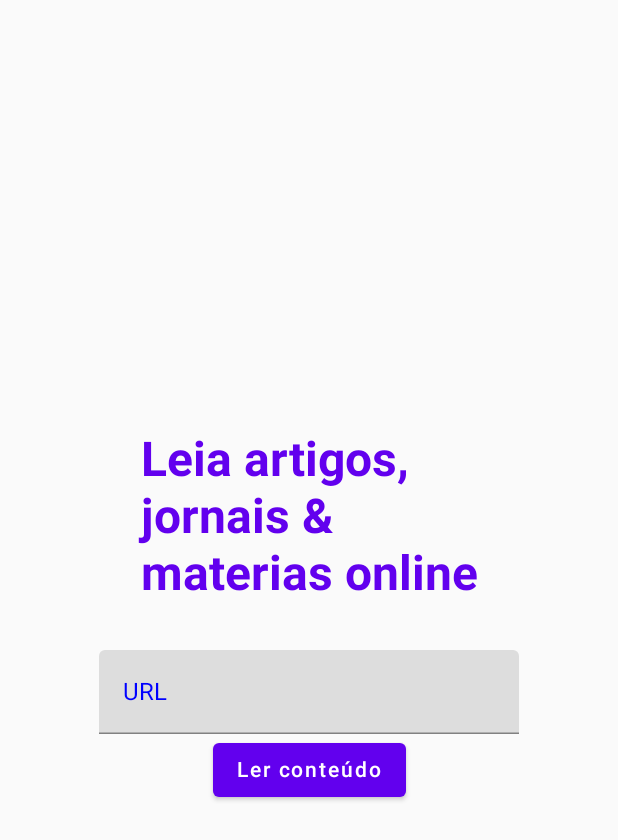
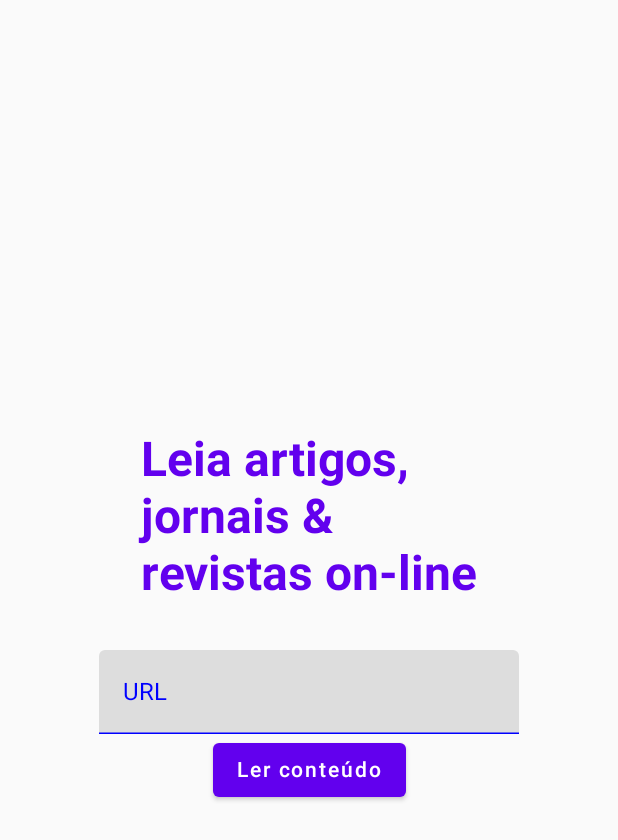
Before and after one commit to opatrickmota/leitor, an Android app built with Jetpack Compose: the screen it shows after launch (MainActivity), on a phone screen of 412 x 824 dp. Shown: the top 840 px of the screen. Run offline under Robolectric (Android 15) with nearby library versions, the phone set to English and light mode, and no system bars; our stand-ins replace Room's generated code.

Commit message:
feat: adds indicator color and changes title

```diff
--- a/app/build.gradle
+++ b/app/build.gradle
@@ -11,8 +11,8 @@ android {
         applicationId "com.patrickmota.leitor"
         minSdk 26
         targetSdk 32
-        versionCode 2
-        versionName "1.1.0"
+        versionCode 3
+        versionName "1.2.0"
 
         testInstrumentationRunner "androidx.test.runner.AndroidJUnitRunner"
         vectorDrawables {
--- a/app/src/main/java/com/patrickmota/leitor/screens/home/HomeScreen.kt
+++ b/app/src/main/java/com/patrickmota/leitor/screens/home/HomeScreen.kt
@@ -92,6 +92,7 @@ fun HomeScreen(navController: NavController, homeViewModel: HomeViewModel = getV
             colors = TextFieldDefaults.textFieldColors(
                 textColor = if (error) Color.Red else Color.Blue,
                 focusedIndicatorColor = if (error) Color.Red else Color.Blue,
+                unfocusedIndicatorColor = if (error) Color.Red else Color.Blue,
                 backgroundColor = LightGray,
             )
         )
--- a/app/src/main/res/values/strings.xml
+++ b/app/src/main/res/values/strings.xml
@@ -1,6 +1,6 @@
 <resources>
     <string name="app_name">Leitor</string>
-    <string name="title">Leia artigos,\njornais &amp;\nmaterias online</string>
+    <string name="title">Leia artigos,\njornais &amp;\nrevistas on-line</string>
     <string name="read_content">Ler conteúdo</string>
     <string name="url">URL</string>
     <string name="url_example">https://www.exemplo.com</string>
```
Also changed, not shown: 1 other file.
